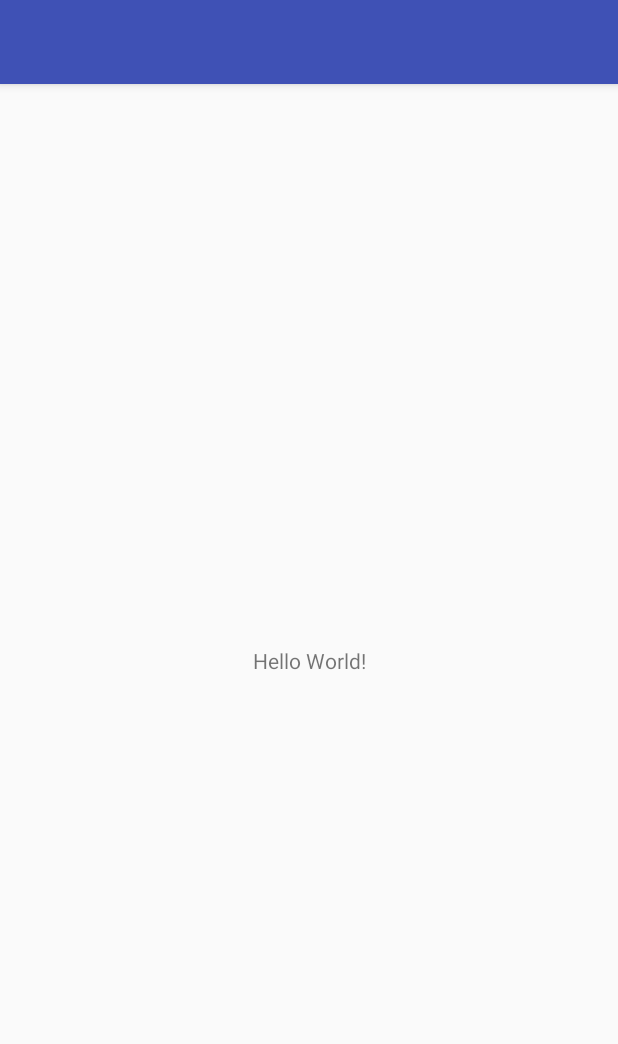
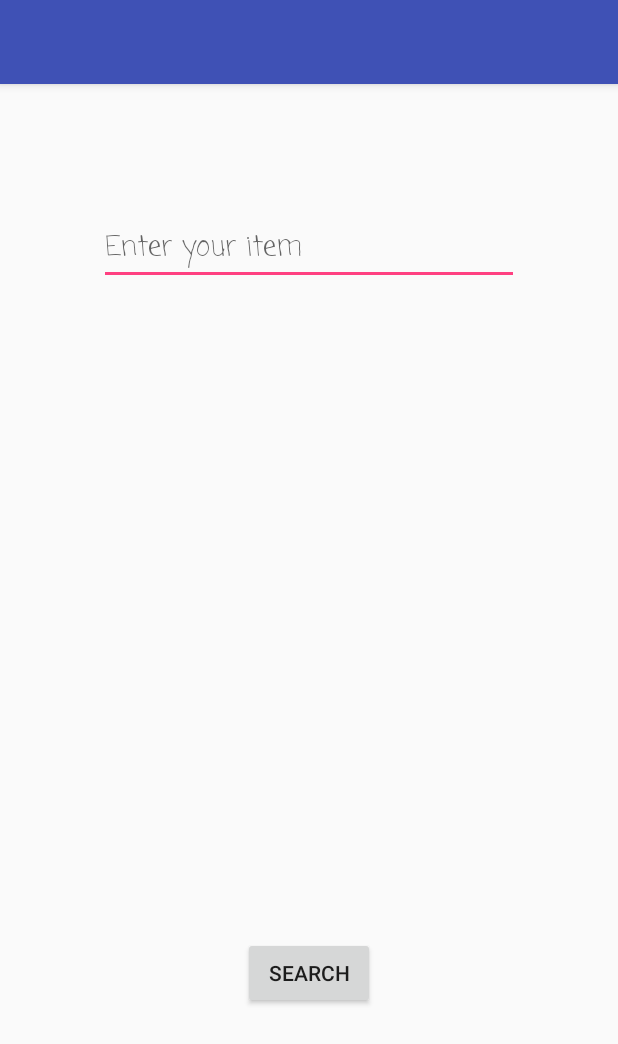
Before and after one commit to JazSingh05/Sherlock, an Android app: the screen it shows after launch (MainActivity before the commit, SearchActivity after it), after a tap on "MAIN SCREEN", on a phone screen of 412 x 824 dp. Shown: the top 1044 px of the screen. Run offline under Robolectric (Android 15) with nearby library versions, the phone set to English and light mode, and no system bars.

Commit message:
Issue:#2

```diff
--- a/app/src/main/AndroidManifest.xml
+++ b/app/src/main/AndroidManifest.xml
@@ -19,6 +19,7 @@
         </activity>
 
         <activity android:name=".MainActivity"/>
+        <activity android:name=".SearchActivity"/>
     </application>
 
 </manifest>
--- a/app/src/main/java/com/example/android/sherlock/MainActivity.java
+++ b/app/src/main/java/com/example/android/sherlock/MainActivity.java
@@ -10,4 +10,7 @@ public class MainActivity extends AppCompatActivity {
         super.onCreate(savedInstanceState);
         setContentView(R.layout.activity_main);
     }
+
+
+
 }
--- /dev/null
+++ b/app/src/main/java/com/example/android/sherlock/SearchActivity.java
@@ -0,0 +1,39 @@
+package com.example.android.sherlock;
+
+import android.content.Intent;
+import android.os.Bundle;
+import android.support.annotation.Nullable;
+import android.support.v7.app.AppCompatActivity;
+import android.view.View;
+import android.widget.EditText;
+import android.widget.Toast;
+
+/**
+ * Created by abbin_j19pde on 1/24/2018.
+ */
+
+public class SearchActivity extends AppCompatActivity {
+
+    @Override
+    protected void onCreate(@Nullable Bundle savedInstanceState) {
+        super.onCreate(savedInstanceState);
+        setContentView(R.layout.search_screen);
+    }
+
+    public void searchDatabase(View view)
+    {
+        EditText editText = (EditText) findViewById(R.id.editText);
+        if(!editText.getText().toString().matches("") || editText.getText().toString().matches("")) {
+            String DatabaseSearch = editText.getText().toString();
+            //Intent intent = new Intent(this, SherlockDatabase.class);
+            //intent.putExtra("sherlock.com.sherlock", DatabaseSearch);
+        }
+        else
+        {
+            Toast.makeText(this, "Enter in Something", Toast.LENGTH_SHORT).show();
+        }
+    }
+
+
+
+}
--- a/app/src/main/java/com/example/android/sherlock/SplashScreen.java
+++ b/app/src/main/java/com/example/android/sherlock/SplashScreen.java
@@ -59,7 +59,7 @@ public class SplashScreen extends AppCompatActivity {
     }
 
     public void mainScreen(View view){
-        Intent intent = new Intent(this, MainActivity.class);
+        Intent intent = new Intent(this, SearchActivity.class);
         startActivity(intent);
     }
 
--- /dev/null
+++ b/app/src/main/res/layout/search_screen.xml
@@ -0,0 +1,31 @@
+<?xml version="1.0" encoding="utf-8"?>
+<RelativeLayout
+    xmlns:android="http://schemas.android.com/apk/res/android"
+    xmlns:tools="http://schemas.android.com/tools"
+    android:layout_width="match_parent"
+    android:layout_height="match_parent">
+
+    <EditText
+        android:id="@+id/editText"
+        android:layout_width="wrap_content"
+        android:layout_height="wrap_content"
+        android:layout_alignParentTop="true"
+        android:layout_centerHorizontal="true"
+        android:layout_marginTop="85dp"
+        android:ems="10"
+        android:fontFamily="casual"
+        android:hint="Enter your item"
+        android:inputType="textPersonName"
+        tools:layout_editor_absoluteX="83dp"
+        tools:layout_editor_absoluteY="82dp" />
+
+    <Button
+        android:id="@+id/button"
+        android:layout_width="wrap_content"
+        android:layout_height="wrap_content"
+        android:layout_alignParentBottom="true"
+        android:layout_centerHorizontal="true"
+        android:layout_marginBottom="151dp"
+        android:onClick="searchDatabase"
+        android:text="Search" />
+</RelativeLayout>
```
